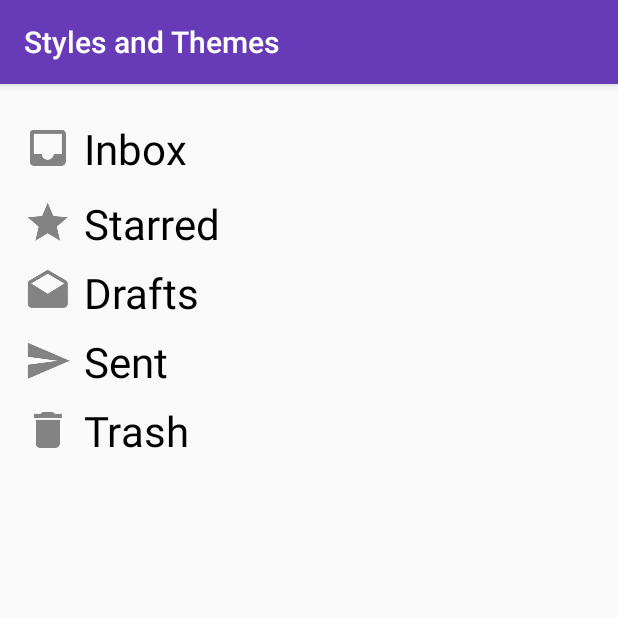
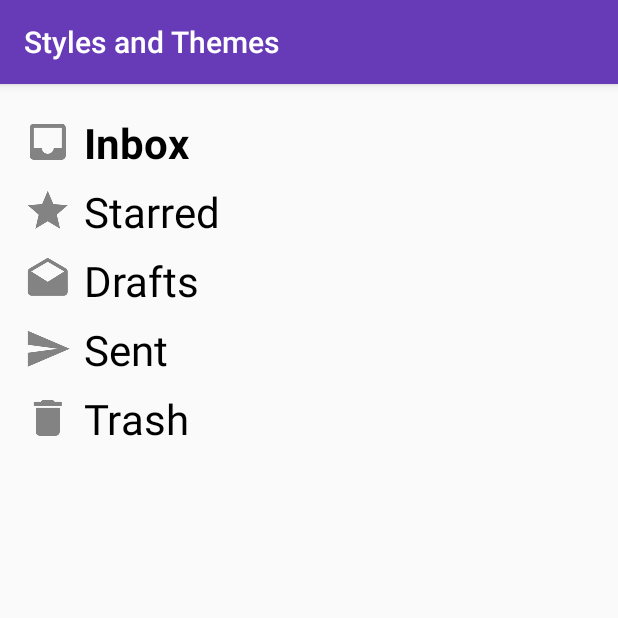
Before and after one commit to cezannec/VisualPolish, an Android app: the StyleActivity screen opened directly, with no data from a screen before it, on a phone screen of 412 x 824 dp, the top half of it. Run offline under Robolectric (Android 15) with nearby library versions, the phone set to English and light mode, and no system bars.

Commit message:
T12.02-Exercise-CreateNewStyles
T12.03-Solution-TabletLayout2

```diff
--- a/app/src/main/res/layout/selector_list_item.xml
+++ b/app/src/main/res/layout/selector_list_item.xml
@@ -1,9 +1,11 @@
 <?xml version="1.0" encoding="utf-8"?>
 
+<!-- COMPLETED (4) Set the touch selector as the background property for the list item layout -->
 <LinearLayout xmlns:android="http://schemas.android.com/apk/res/android"
     android:orientation="vertical"
     android:layout_width="match_parent"
-    android:layout_height="wrap_content">
+    android:layout_height="wrap_content"
+    android:background="@drawable/list_item_selector">
 
     <!-- Horizontal linear layout to create a contacts list item -->
     <LinearLayout android:orientation="horizontal"
--- a/app/src/main/res/layout/selectors_activity.xml
+++ b/app/src/main/res/layout/selectors_activity.xml
@@ -3,7 +3,8 @@
     xmlns:android="http://schemas.android.com/apk/res/android"
     android:layout_width="match_parent"
     android:layout_height="match_parent"
-    android:padding="16dp">
+    android:paddingBottom="16dp"
+    android:paddingTop="16dp">
 
     <!-- RecyclerView to hold all our personal contact list items -->
     <android.support.v7.widget.RecyclerView
--- a/app/src/main/res/layout/style_activity.xml
+++ b/app/src/main/res/layout/style_activity.xml
@@ -11,64 +11,36 @@
     android:paddingTop="@dimen/activity_vertical_margin"
     tools:context="com.example.android.visualpolish.StyleActivity">
 
+    <!-- COMPLETED (3) Apply the "folderStyle" to all of these views and delete the redundant properties -->
+    <!-- COMPLETED (5) Apply the "inboxStyle" to the inbox text view -->
     <TextView
-        android:layout_width="match_parent"
-        android:layout_height="wrap_content"
+        style="@style/inboxStyle"
         android:drawableStart="@drawable/ic_inbox"
         android:drawableLeft="@drawable/ic_inbox"
-        android:drawablePadding="8dp"
-        android:paddingBottom="8dp"
-        android:paddingTop="8dp"
-        android:text="@string/inbox"
-        android:textSize="28sp"
-        android:textColor="@android:color/black"/>
+        android:text="@string/inbox" />
 
     <TextView
-        android:layout_width="match_parent"
-        android:layout_height="wrap_content"
+        style="@style/folderStyle"
         android:drawableStart="@drawable/ic_star"
         android:drawableLeft="@drawable/ic_star"
-        android:drawablePadding="8dp"
-        android:paddingBottom="4dp"
-        android:paddingTop="4dp"
-        android:text="@string/starred"
-        android:textSize="28sp"
-        android:textColor="@android:color/black"/>
+        android:text="@string/starred" />
 
     <TextView
-        android:layout_width="match_parent"
-        android:layout_height="wrap_content"
+        style="@style/folderStyle"
         android:drawableStart="@drawable/ic_drafts"
         android:drawableLeft="@drawable/ic_drafts"
-        android:drawablePadding="8dp"
-        android:paddingBottom="4dp"
-        android:paddingTop="4dp"
-        android:text="@string/drafts"
-        android:textSize="28sp"
-        android:textColor="@android:color/black"/>
+        android:text="@string/drafts" />
 
     <TextView
-        android:layout_width="match_parent"
-        android:layout_height="wrap_content"
+        style="@style/folderStyle"
         android:drawableStart="@drawable/ic_sent"
         android:drawableLeft="@drawable/ic_sent"
-        android:drawablePadding="8dp"
-        android:paddingBottom="4dp"
-        android:paddingTop="4dp"
-        android:text="@string/sent"
-        android:textSize="28sp"
-        android:textColor="@android:color/black"/>
+        android:text="@string/sent" />
 
     <TextView
-        android:layout_width="match_parent"
-        android:layout_height="wrap_content"
+        style="@style/folderStyle"
         android:drawableStart="@drawable/ic_trash"
         android:drawableLeft="@drawable/ic_trash"
-        android:drawablePadding="8dp"
-        android:paddingBottom="4dp"
-        android:paddingTop="4dp"
-        android:text="@string/trash"
-        android:textSize="28sp"
-        android:textColor="@android:color/black"/>
+        android:text="@string/trash" />
 
 </LinearLayout>
--- a/app/src/main/res/values/styles.xml
+++ b/app/src/main/res/values/styles.xml
@@ -19,7 +19,25 @@
         <item name="android:textStyle">bold</item>
         <item name="android:textAppearance">?android:textAppearanceMedium</item>
         <item name="android:layout_marginBottom">8dp</item>
-        <item name="android:background">@color/colorPrimary</item>
+        <!-- COMPLETED (1) Change the background color for these activity text views to colorPrimaryLight -->
+        <item name="android:background">@color/colorPrimaryLight</item>
+    </style>
+
+    <!-- COMPLETED (2) Create a new style "folderStyle" to group properties for the mail folder text views -->
+    <!-- This style should group all the repeated property values, like layout_width, height, etc -->
+    <style name="folderStyle">
+        <item name="android:layout_width">match_parent</item>
+        <item name="android:layout_height">wrap_content</item>
+        <item name="android:drawablePadding">8dp</item>
+        <item name="android:paddingTop">4dp</item>
+        <item name="android:paddingBottom">4dp</item>
+        <item name="android:textSize">28sp</item>
+        <item name="android:textColor">@android:color/black</item>
+    </style>
+
+    <!-- COMPLETED (4) Create a new "inboxStyle" that inherits from "folderStyle" and includes a bold textStyle property -->
+    <style name="inboxStyle" parent="folderStyle">
+        <item name="android:textStyle">bold</item>
     </style>
 
 
--- a/build.gradle
+++ b/build.gradle
@@ -5,7 +5,7 @@ buildscript {
         jcenter()
     }
     dependencies {
-        classpath 'com.android.tools.build:gradle:2.2.1'
+        classpath 'com.android.tools.build:gradle:2.2.2'
 
         // NOTE: Do not place your application dependencies here; they belong
         // in the individual module build.gradle files
```
Also changed, not shown: app/src/main/res/drawable/list_item_selector.xml (added, +14 -0 lines), app/src/main/res/layout-sw600dp/responsive_activity.xml (added, +72 -0 lines).
